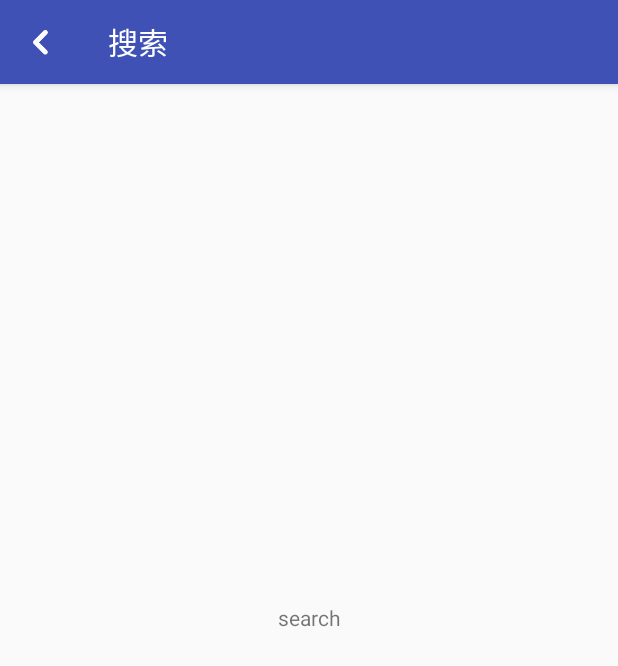
After one commit to iplaycloud/JsReview, an Android app: the SearchActivity screen opened directly, with no data from a screen before it, on a phone screen of 412 x 824 dp. The commit adds this screen. Shown: the top 666 px of the screen. Run offline under Robolectric (Android 15) with nearby library versions, the phone set to English and light mode, and no system bars.

Commit message:
修改了toolbar，添加了Search Activity

```diff
--- a/app/src/main/java/com/iplay/jsreview/commons/base/BaseActivity.java
+++ b/app/src/main/java/com/iplay/jsreview/commons/base/BaseActivity.java
@@ -67,8 +67,6 @@ public abstract class BaseActivity extends AppCompatActivity {
             setSupportActionBar(toolbar);
         }
     }
-
-
 
     /**
      * 是否隐藏ToolBar返回按钮
--- /dev/null
+++ b/app/src/main/java/com/iplay/jsreview/review/view/SearchActivity.java
@@ -0,0 +1,25 @@
+package com.iplay.jsreview.review.view;
+
+import android.support.v7.app.AppCompatActivity;
+import android.os.Bundle;
+
+import com.iplay.jsreview.R;
+import com.iplay.jsreview.commons.base.BaseActivity;
+
+public class SearchActivity extends BaseActivity {
+
+    @Override
+    protected void onCreate(Bundle savedInstanceState) {
+        super.onCreate(savedInstanceState);
+        setContentView(R.layout.activity_search);
+
+        initToolBar();
+        showOrHideToolBarNavigation(true);
+        //setStatusBarCompat();
+    }
+
+    @Override
+    public String returnToolBarTitle() {
+        return "搜索";
+    }
+}
--- /dev/null
+++ b/app/src/main/res/layout/activity_search.xml
@@ -0,0 +1,17 @@
+<?xml version="1.0" encoding="utf-8"?>
+<RelativeLayout xmlns:android="http://schemas.android.com/apk/res/android"
+    xmlns:tools="http://schemas.android.com/tools"
+    android:id="@+id/activity_search"
+    android:layout_width="match_parent"
+    android:layout_height="match_parent"
+    tools:context="com.iplay.jsreview.review.view.SearchActivity">
+
+    <include layout="@layout/include_toolbar" />
+
+    <TextView
+        android:layout_width="match_parent"
+        android:layout_height="match_parent"
+        android:gravity="center"
+        android:text="search" />
+
+</RelativeLayout>
--- a/app/src/main/res/values/strings.xml
+++ b/app/src/main/res/values/strings.xml
@@ -1,4 +1,3 @@
-
 <resources xmlns:tools="http://schemas.android.com/tools" tools:ignore="MissingTranslation">
     <string name="app_name">JsReview</string>
 
--- a/app/src/main/res/values/styles.xml
+++ b/app/src/main/res/values/styles.xml
@@ -45,4 +45,9 @@
         <item name="android:background">@drawable/bt_selector</item>
     </style>
 
+    <!-- toolbar弹出菜单样式 -->
+    <style name="ToolbarPopupTheme" parent="@style/ThemeOverlay.AppCompat">
+        <item name="android:colorBackground">#212121</item>
+    </style>
+
 </resources>
```
Also changed, not shown: app/src/main/AndroidManifest.xml (+15 -15 lines), app/src/main/java/com/iplay/jsreview/main/MainActivity.java (+36 -0 lines), app/src/main/res/layout/include_toolbar.xml (+19 -18 lines), app/src/main/res/menu/menu_cache.xml (+0 -19 lines), app/src/main/res/menu/menu_main.xml (added, +41 -0 lines), app/src/main/res/menu/menu_suggest.xml (+0 -19 lines), app/src/main/res/values-v19/styles.xml (+0 -19 lines), app/src/main/res/values-v21/styles.xml (+0 -19 lines), 1 other file.
